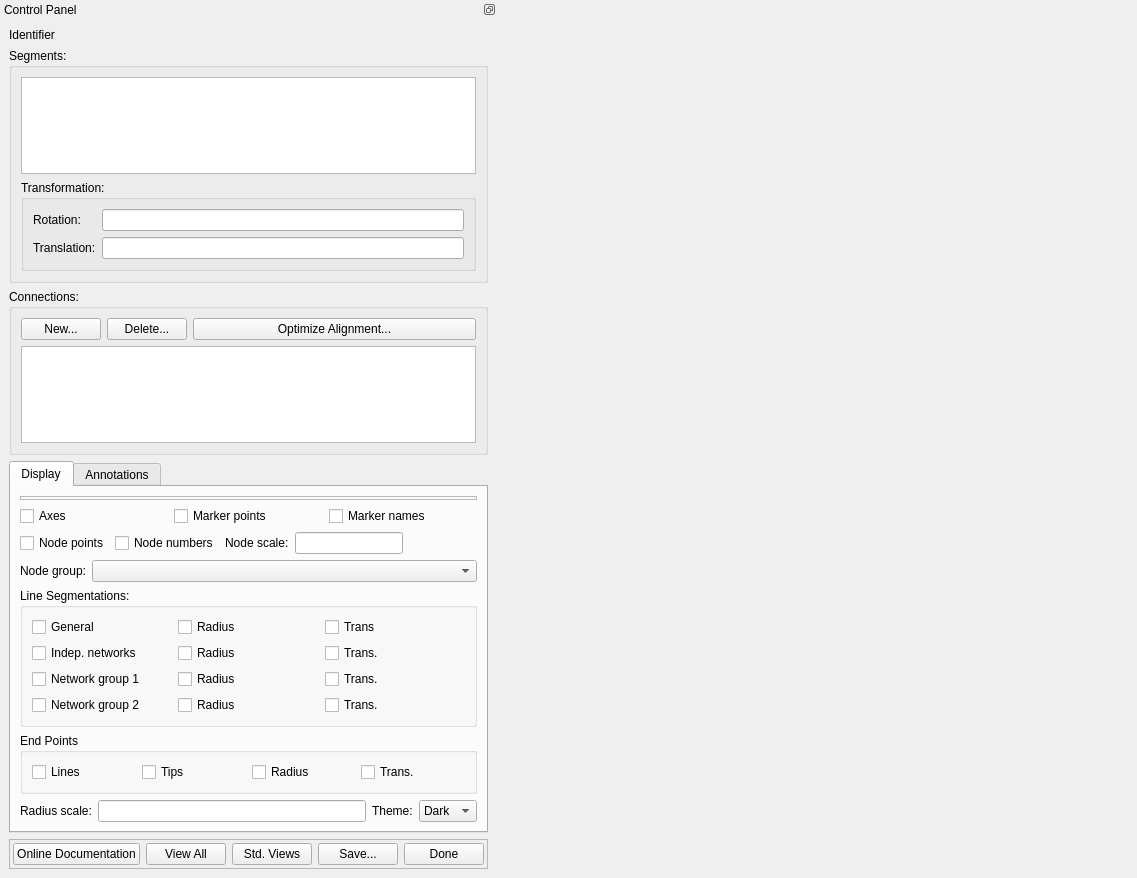
This is mapclientplugins/segmentationstitcherstep/qt/segmentationstitcherwidget.ui in rchristie/mapclientplugins.segmentationstitcherstep as Qt 5 draws it before an edit. The edited form follows.
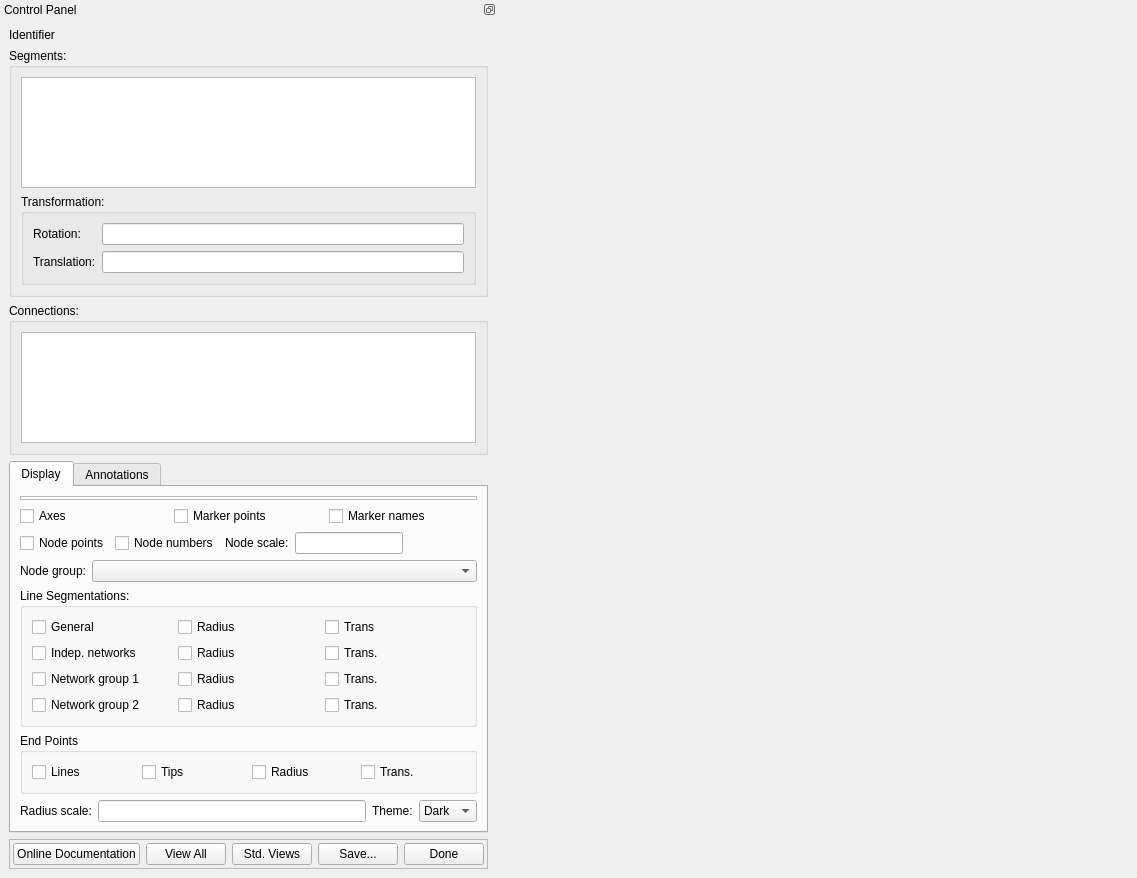
This is the edited form. Custom widgets are drawn as their Qt base class.

Commit message:
Align either segment in connection
Change connection controls to be in context menu

What changed in the file:
```diff
--- a/mapclientplugins/segmentationstitcherstep/qt/segmentationstitcherwidget.ui
+++ b/mapclientplugins/segmentationstitcherstep/qt/segmentationstitcherwidget.ui
@@ -153,64 +153,13 @@
           <string>Connections:</string>
          </property>
          <layout class="QFormLayout" name="formLayout_3">
-          <item row="0" column="0">
-           <widget class="QFrame" name="connectionsControls_frame">
-            <property name="sizePolicy">
-             <sizepolicy hsizetype="Preferred" vsizetype="Preferred">
-              <horstretch>0</horstretch>
-              <verstretch>0</verstretch>
-             </sizepolicy>
-            </property>
-            <property name="frameShape">
-             <enum>QFrame::Shape::NoFrame</enum>
-            </property>
-            <property name="frameShadow">
-             <enum>QFrame::Shadow::Plain</enum>
-            </property>
-            <layout class="QHBoxLayout" name="horizontalLayout_11">
-             <property name="leftMargin">
-              <number>0</number>
-             </property>
-             <property name="topMargin">
-              <number>0</number>
-             </property>
-             <property name="rightMargin">
-              <number>0</number>
-             </property>
-             <property name="bottomMargin">
-              <number>0</number>
-             </property>
-             <item>
-              <widget class="QPushButton" name="connectionsNew_pushButton">
-               <property name="text">
-                <string>New...</string>
-               </property>
-              </widget>
-             </item>
-             <item>
-              <widget class="QPushButton" name="connectionsDelete_pushButton">
-               <property name="text">
-                <string>Delete...</string>
-               </property>
-              </widget>
-             </item>
-            </layout>
-           </widget>
-          </item>
-          <item row="1" column="0" colspan="2">
+          <item row="0" column="0" colspan="2">
            <widget class="QListWidget" name="connections_listWidget">
             <property name="contextMenuPolicy">
              <enum>Qt::ContextMenuPolicy::CustomContextMenu</enum>
             </property>
-           </widget>
-          </item>
-          <item row="0" column="1">
-           <widget class="QPushButton" name="connectionsOptimizeAlignment_pushButton">
             <property name="toolTip">
-             <string>&lt;html&gt;&lt;head/&gt;&lt;body&gt;&lt;p&gt;Optimize  transformation of the second segment in the selected connection to align its network end points with those of the first segment.&lt;/p&gt;&lt;/body&gt;&lt;/html&gt;</string>
-            </property>
-            <property name="text">
-             <string>Optimize Alignment...</string>
+             <string>&lt;html&gt;&lt;head/&gt;&lt;body&gt;&lt;p&gt;Right-click for connections menu&lt;/p&gt;&lt;/body&gt;&lt;/html&gt;</string>
             </property>
            </widget>
           </item>
```
Left out of the diff: 3 changed lines with no effect on the pictures. The commit also changes 4 other files.
